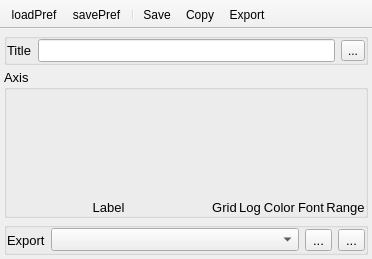
This is UIs/nCustomPlot.ui in NeutrinoToolkit/Neutrino as Qt 5 draws it before an edit. The edited form follows.
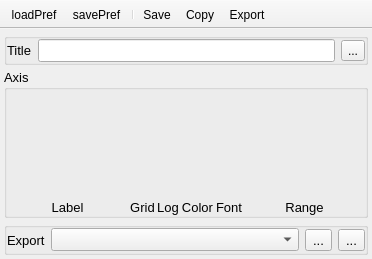
This is the edited form. Icons and pictures are not drawn.

```diff
--- a/UIs/nCustomPlot.ui
+++ b/UIs/nCustomPlot.ui
@@ -113,7 +113,7 @@
         <number>0</number>
        </property>
        <item row="0" column="0">
-        <layout class="QGridLayout" name="labels_layout" columnstretch="3,0,0,0,0,0">
+        <layout class="QGridLayout" name="labels_layout" columnstretch="1,0,0,0,0,1">
          <property name="horizontalSpacing">
           <number>2</number>
          </property>
```
